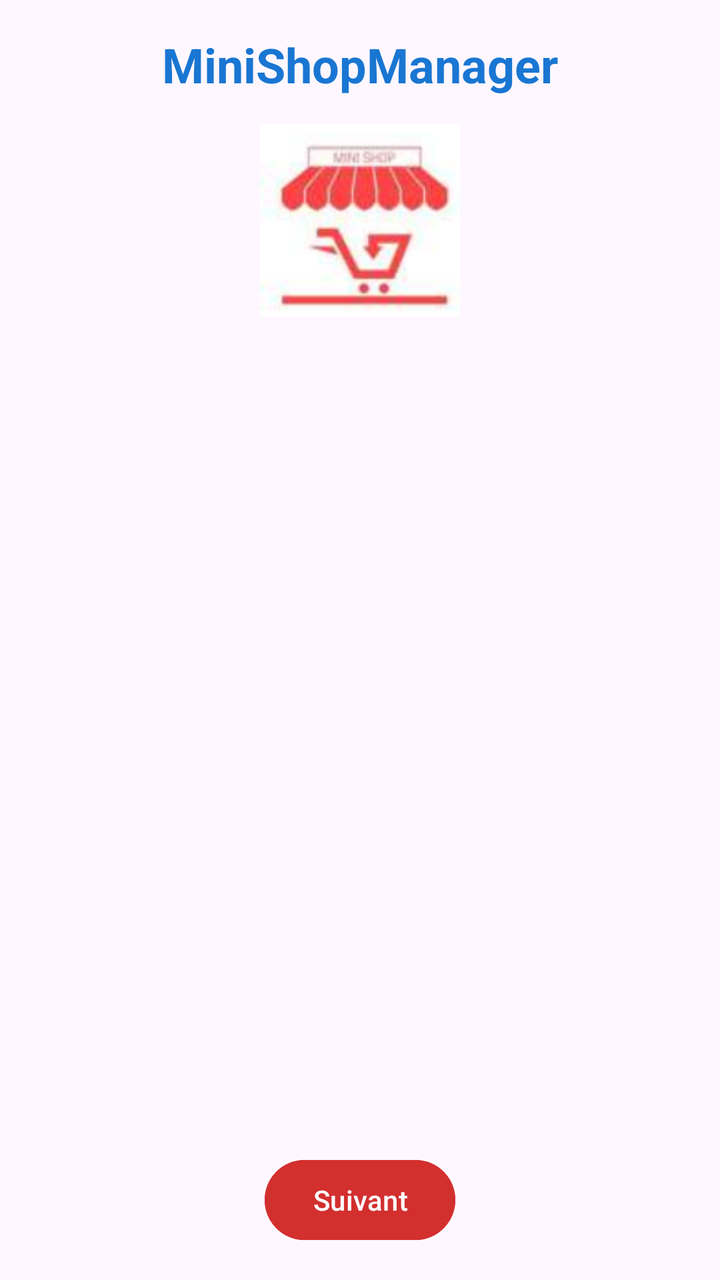
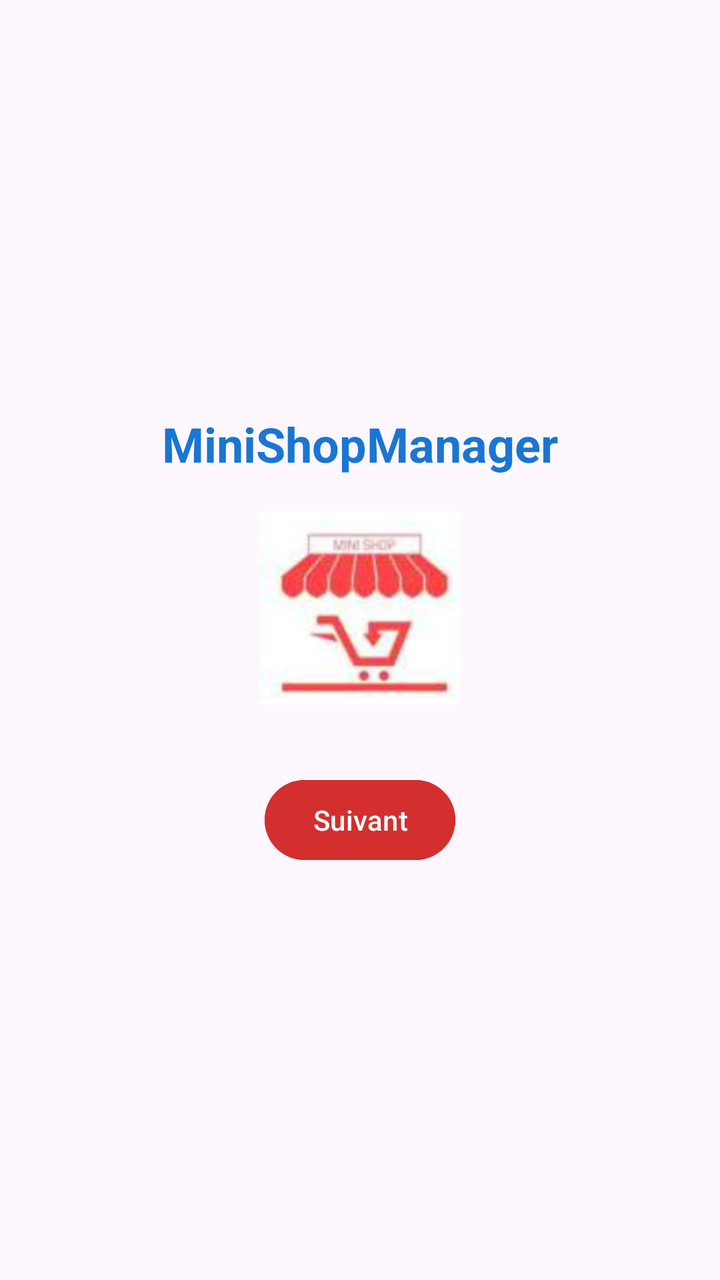

Two renders of the same Android screen: before a commit and after it. Below are the layout's source before the change and the commit's diff.
<!-- AndroidManifest.xml: application theme Theme.MiniShopManager -->
<!-- res/layout/activity_main.xml -->
<?xml version="1.0" encoding="utf-8"?>
<LinearLayout xmlns:android="http://schemas.android.com/apk/res/android"
    android:layout_width="match_parent"
    android:layout_height="match_parent"
    android:orientation="vertical"
    android:gravity="center_horizontal"
    android:padding="16dp">

    <TextView
        android:id="@+id/tvAppName"
        android:layout_width="wrap_content"
        android:layout_height="wrap_content"
        android:text="MiniShopManager"
        android:textColor="@color/bluePrimary"
        android:textSize="24sp"
        android:textStyle="bold"
        android:layout_marginBottom="12dp"/>

    <ImageView
        android:id="@+id/logoApp"
        android:layout_width="100dp"
        android:layout_height="100dp"
        android:src="@drawable/logo"
        android:contentDescription="Logo de l'application"
        android:layout_marginBottom="12dp"/>

    <ListView
        android:id="@+id/listViewProduits"
        android:layout_width="match_parent"
        android:layout_height="0dp"
        android:layout_weight="1"
        android:layout_marginBottom="12dp"/>

    <Button
        android:id="@+id/btnSuivant"
        android:layout_width="wrap_content"
        android:layout_height="wrap_content"
        android:text="Suivant"
        android:backgroundTint="@color/redAccent"
        android:textColor="@android:color/white"/>

</LinearLayout>
<!-- resources referenced by this layout -->
<resources>
  <color name="bluePrimary">#1976D2</color>
  <color name="redAccent">#D32F2F</color>
  <!-- drawable logo: png bitmap (drawable, 24492 bytes) -->
  <style name="Theme.MiniShopManager" parent="Base.Theme.MiniShopManager" />
  <style name="Base.Theme.MiniShopManager" parent="Theme.Material3.DayNight.NoActionBar">
          
          
      </style>
</resources>

<!-- the commit's change to res/layout/activity_main.xml (unified diff, before → after) -->
@@ -3,7 +3,7 @@
     android:layout_width="match_parent"
     android:layout_height="match_parent"
     android:orientation="vertical"
-    android:gravity="center_horizontal"
+    android:gravity="center"
     android:padding="16dp">
 
     <TextView
@@ -14,7 +14,7 @@
         android:textColor="@color/bluePrimary"
         android:textSize="24sp"
         android:textStyle="bold"
-        android:layout_marginBottom="12dp"/>
+        android:layout_marginBottom="16dp"/>
 
     <ImageView
         android:id="@+id/logoApp"
@@ -22,14 +22,13 @@
         android:layout_height="100dp"
         android:src="@drawable/logo"
         android:contentDescription="Logo de l'application"
-        android:layout_marginBottom="12dp"/>
+        android:layout_marginBottom="16dp"/>
 
     <ListView
         android:id="@+id/listViewProduits"
         android:layout_width="match_parent"
-        android:layout_height="0dp"
-        android:layout_weight="1"
-        android:layout_marginBottom="12dp"/>
+        android:layout_height="wrap_content"
+        android:layout_marginBottom="16dp"/>
 
     <Button
         android:id="@+id/btnSuivant"
